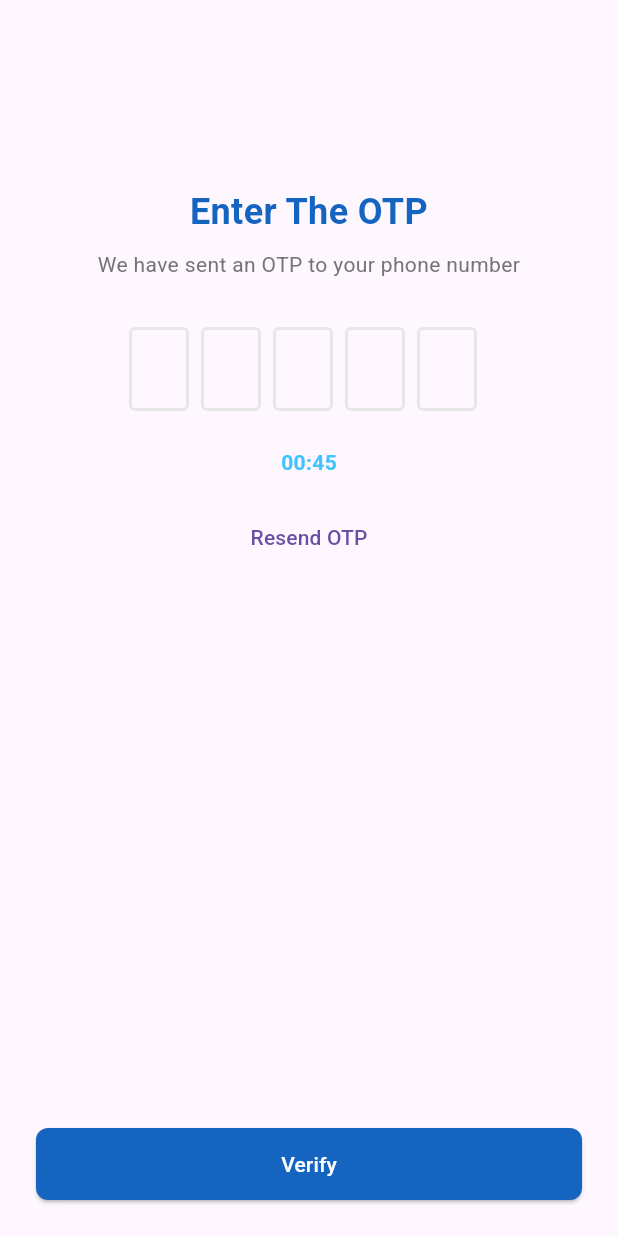
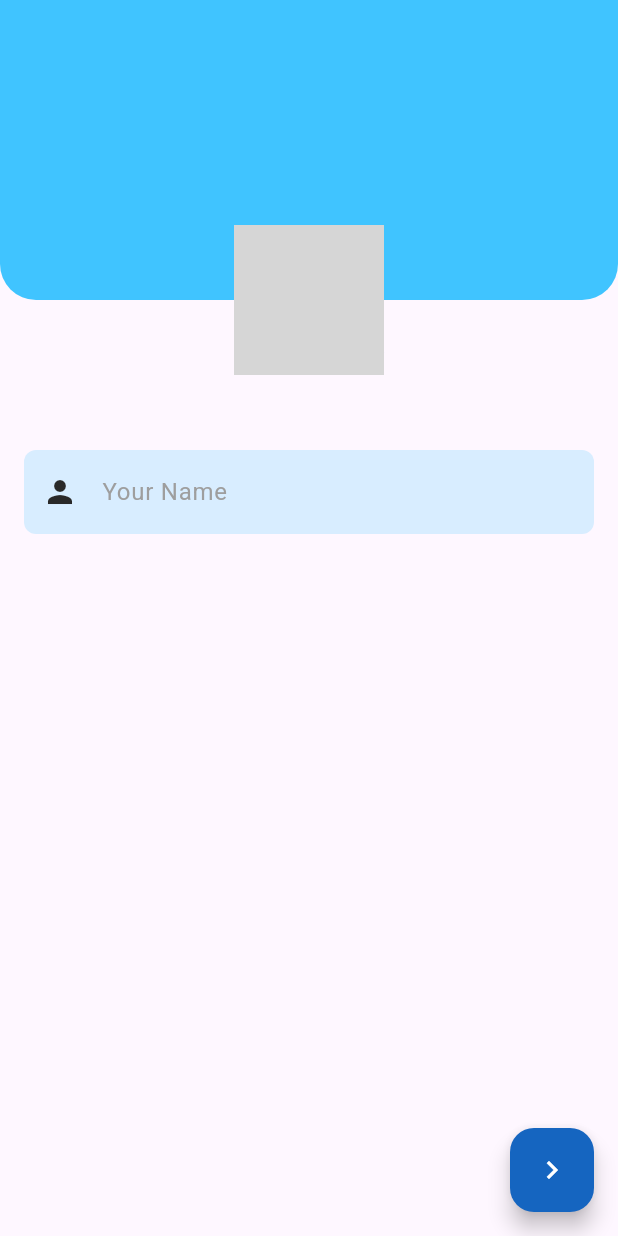
Before and after one commit to ahmedasaber/e_chat, a Flutter app: the OtpView screen opened by its route, after a tap on "Verify", on a phone screen of 412 x 824 dp. Run offline on Flutter 3.47's test engine with Material 3 defaults, Android fonts, the phone set to English and light mode, and no system bars; drawn by our look-alikes of flutter_otp_text_field; our stand-ins replace flutter_svg; network calls fail; grey boxes are pictures that could not be loaded.

Commit message:
login ui

```diff
--- a/lib/core/helper/on_generate_routes.dart
+++ b/lib/core/helper/on_generate_routes.dart
@@ -1,5 +1,7 @@
+import 'package:e_chat/features/chat/home_chat_view.dart';
 import 'package:e_chat/features/login/views/login_view.dart';
 import 'package:e_chat/features/login/views/otp_view.dart';
+import 'package:e_chat/features/login/views/user_info_view.dart';
 import 'package:e_chat/features/splah/views/splash_view.dart';
 import 'package:flutter/material.dart';
 
@@ -11,6 +13,10 @@ Route<void> onGenerateRoute(RouteSettings settings){
       return MaterialPageRoute(builder: (context)=> LoginView());
     case OtpView.routeName:
       return MaterialPageRoute(builder: (context)=> OtpView());
+    case UserInfoView.routeName:
+      return MaterialPageRoute(builder: (context)=> UserInfoView());
+    case HomeChatView.routeName:
+      return MaterialPageRoute(builder: (context)=> HomeChatView());
     default:
       return MaterialPageRoute(builder: (context)=> Scaffold());
   }
--- /dev/null
+++ b/lib/features/chat/home_chat_view.dart
@@ -0,0 +1,14 @@
+import 'package:e_chat/features/chat/widget/home_chat_view_body.dart';
+import 'package:flutter/material.dart';
+
+class HomeChatView extends StatelessWidget {
+  const HomeChatView({super.key});
+
+  static const routeName = 'home';
+  @override
+  Widget build(BuildContext context) {
+    return Scaffold(
+      body: HomeChatViewBody(),
+    );
+  }
+}
--- /dev/null
+++ b/lib/features/chat/widget/home_chat_view_body.dart
@@ -0,0 +1,11 @@
+import 'package:flutter/material.dart';
+
+class HomeChatViewBody extends StatelessWidget {
+  const HomeChatViewBody({super.key});
+
+  @override
+  Widget build(BuildContext context) {
+    return Center(child: Text('home'),
+    );
+  }
+}
--- /dev/null
+++ b/lib/features/login/views/user_info_view.dart
@@ -0,0 +1,24 @@
+import 'package:e_chat/core/utils/app_color.dart';
+import 'package:e_chat/features/chat/home_chat_view.dart';
+import 'package:e_chat/features/login/views/widget/user_info_view_body.dart';
+import 'package:flutter/material.dart';
+
+class UserInfoView extends StatelessWidget {
+  const UserInfoView({super.key});
+
+  static const routeName = 'info';
+  @override
+  Widget build(BuildContext context) {
+    return Scaffold(
+      body: UserInfoViewBody(),
+      floatingActionButton: FloatingActionButton(
+        onPressed: (){
+          Navigator.pushNamedAndRemoveUntil(context, HomeChatView.routeName, (route) => false);
+        },
+        backgroundColor: AppColors.primaryColor,
+        foregroundColor: Colors.white,
+        child: Icon(Icons.navigate_next),
+      ),
+    );
+  }
+}
--- a/lib/features/login/views/widget/otp_view_body.dart
+++ b/lib/features/login/views/widget/otp_view_body.dart
@@ -1,4 +1,5 @@
 import 'package:e_chat/core/utils/app_color.dart';
+import 'package:e_chat/features/login/views/user_info_view.dart';
 import 'package:flutter/material.dart';
 import 'package:flutter_otp_text_field/flutter_otp_text_field.dart';
 
@@ -66,12 +67,13 @@ class OtpViewBody extends StatelessWidget {
               onPressed: (){
 
               },
-              child: Text('Resend OTP')
+              child: Text('Resend OTP', style: TextStyle(color: AppColors.primaryColor),)
             ),
             const Spacer(),
             ElevatedButton(
               onPressed: () {
                 // TODO: Bloc -> verify OTP
+                Navigator.pushNamed(context, UserInfoView.routeName);
               },
               style: ElevatedButton.styleFrom(
                 shape: RoundedRectangleBorder(
--- /dev/null
+++ b/lib/features/login/views/widget/user_info_view_body.dart
@@ -0,0 +1,82 @@
+import 'package:e_chat/core/utils/app_color.dart';
+import 'package:flutter/material.dart';
+
+class UserInfoViewBody extends StatelessWidget {
+  const UserInfoViewBody({super.key});
+
+  @override
+  Widget build(BuildContext context) {
+    return Column(
+      children: [
+        Stack(
+          clipBehavior: Clip.none, // that make the picture over stack
+          children: [
+            Container(
+              width: double.infinity,
+              height: 200,
+              decoration: const BoxDecoration(
+                color: Color(0xFF40C4FF),
+                borderRadius: BorderRadius.only(
+                  bottomLeft: Radius.circular(24),
+                  bottomRight: Radius.circular(24),
+                ),
+              ),
+            ),
+            // Profile Picture with Edit Icon
+            Positioned(
+              bottom: -50,
+              left: MediaQuery.of(context).size.width / 2 - 50,
+              child: Stack(
+                children: [
+                  // Circle Avatar
+                  GestureDetector(
+                    onTap:(){
+
+                    },
+                    child: const CircleAvatar(
+                      radius: 50,
+                      backgroundImage: NetworkImage(
+                        'https://i.pravatar.cc/150?img=3', // Replace with your asset or FileImage
+                      ),
+                    ),
+                  ),
+                  // Edit Icon
+                  Positioned(
+                    bottom: 0,
+                    right: 0,
+                    child: Container(
+                      decoration: const BoxDecoration(
+                        shape: BoxShape.circle,
+                        color: Colors.blue,
+                      ),
+                      padding: const EdgeInsets.all(6),
+                      child: const Icon(Icons.edit, size: 18, color: Colors.white),
+                    ),
+                  ),
+                ],
+              ),
+            ),
+          ],
+        ),
+        const SizedBox(height: 100), // Push content below the avatar
+        Padding(
+          padding: const EdgeInsets.symmetric(horizontal: 16),
+          child: TextField(
+            decoration: InputDecoration(
+              border: OutlineInputBorder(
+                borderRadius: BorderRadius.circular(8),
+                borderSide: BorderSide.none,
+              ),
+              prefixIcon: Icon(Icons.person, color:AppColors.blackColor,),
+              fillColor: AppColors.secondaryColor.withOpacity(0.2,),
+              filled: true,
+              hintText: 'Your Name',
+              hintStyle: TextStyle(color: Colors.grey),
+            ),
+            keyboardType: TextInputType.name,
+          ),
+        ),
+      ],
+    );
+  }
+}
```
